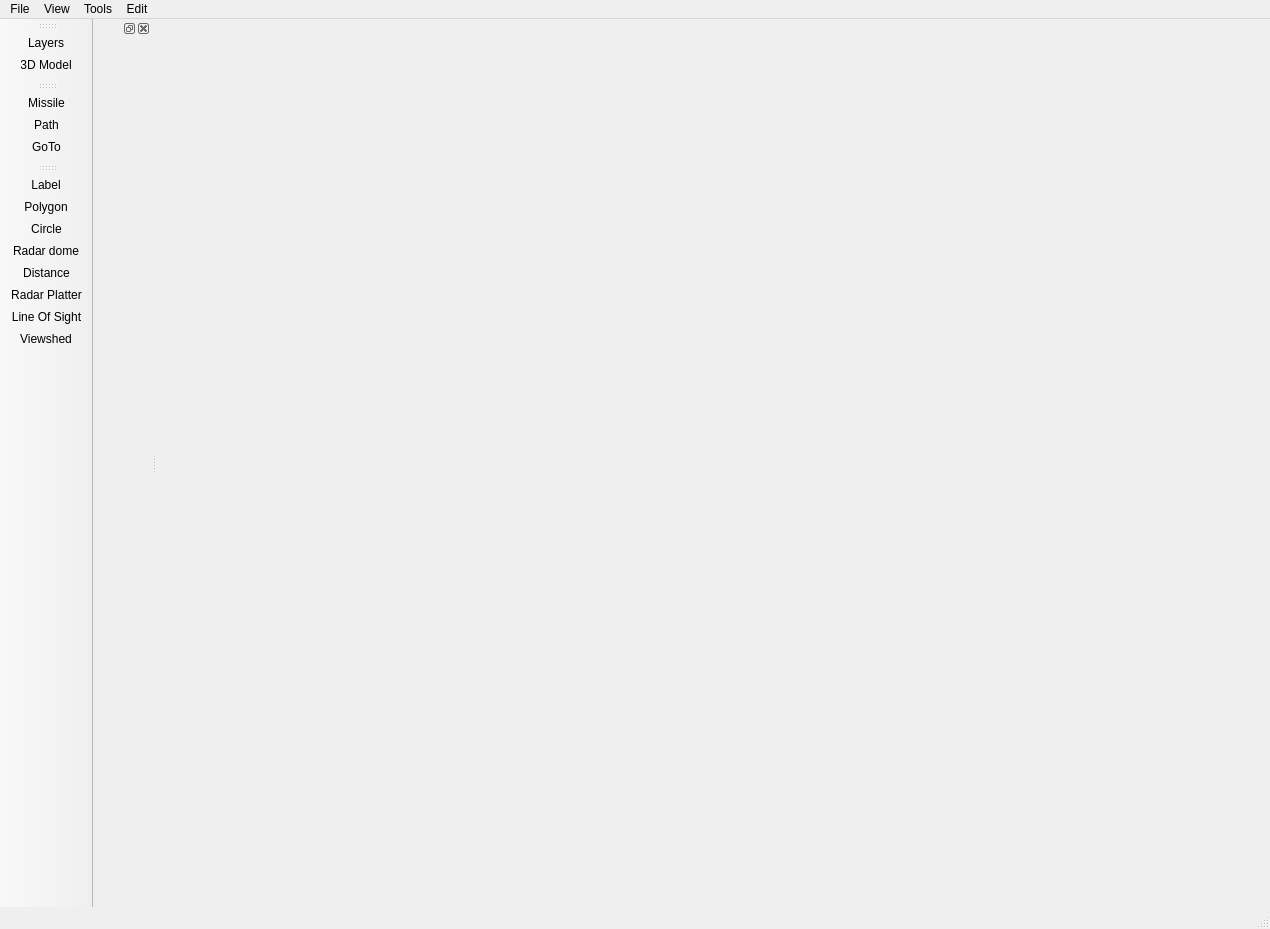
The window that mainwindow.ui (adithyahk46/GeoLayer-X) describes before a commit, drawn with Qt 5.
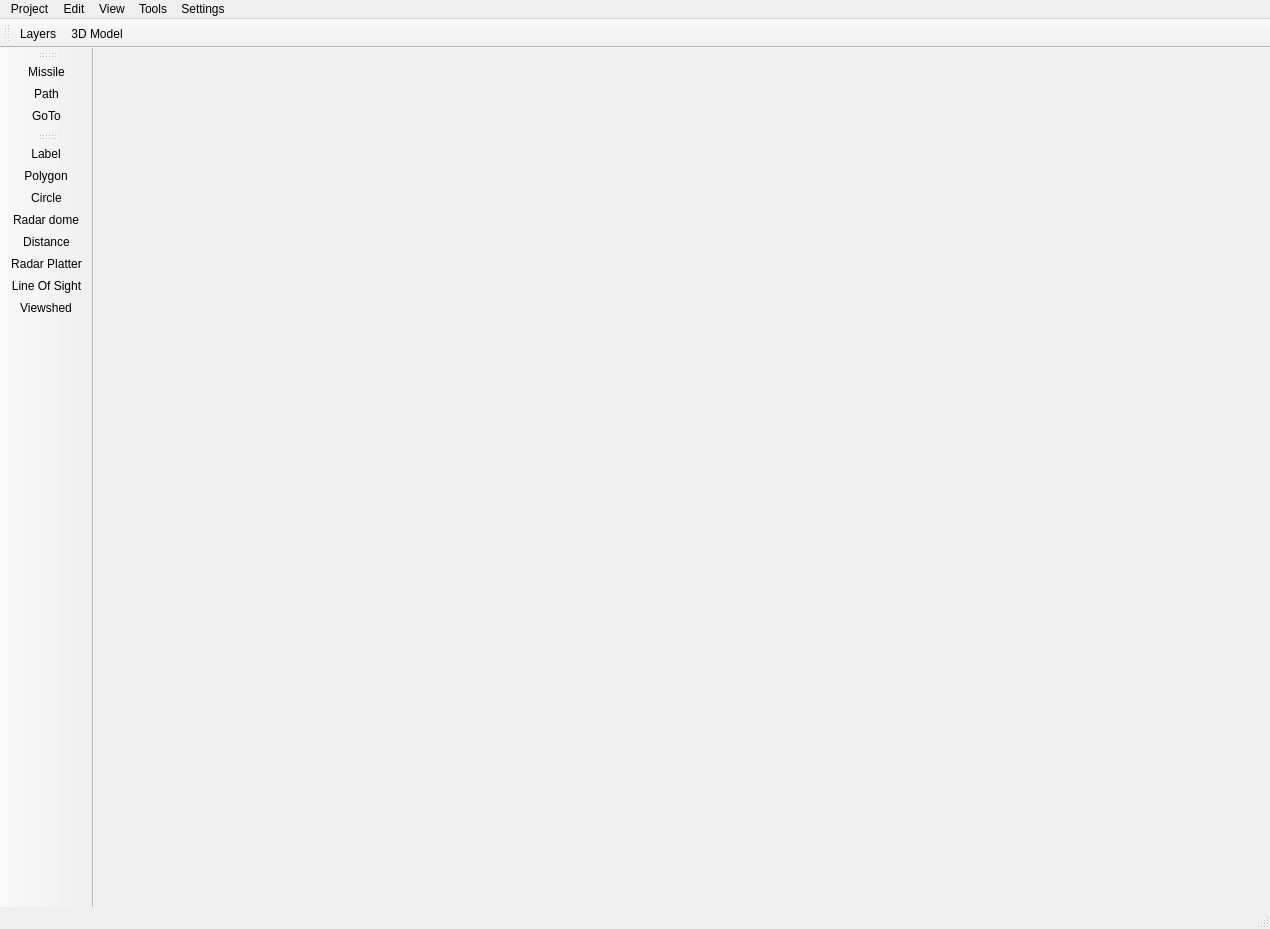
The same window after the commit. Icons and pictures are not drawn.

```diff
--- a/mainwindow.ui
+++ b/mainwindow.ui
@@ -25,19 +25,7 @@
   <property name="toolButtonStyle">
    <enum>Qt::ToolButtonStyle::ToolButtonIconOnly</enum>
   </property>
-  <widget class="QWidget" name="centralwidget">
-   <layout class="QVBoxLayout" name="verticalLayout">
-    <item>
-     <widget class="QWidget" name="widget" native="true">
-      <layout class="QHBoxLayout" name="horizontalLayout_4">
-       <item>
-        <layout class="QHBoxLayout" name="horizontalLayout_3"/>
-       </item>
-      </layout>
-     </widget>
-    </item>
-   </layout>
-  </widget>
+  <widget class="QWidget" name="centralwidget"/>
   <widget class="QMenuBar" name="menubar">
    <property name="geometry">
     <rect>
@@ -55,7 +43,7 @@
    </property>
    <widget class="QMenu" name="menuFile">
     <property name="title">
-     <string>File</string>
+     <string>Project</string>
     </property>
     <addaction name="actionLoad_Layers"/>
    </widget>
@@ -87,10 +75,16 @@
      <string>Edit</string>
     </property>
    </widget>
+   <widget class="QMenu" name="menusetting">
+    <property name="title">
+     <string>Settings</string>
+    </property>
+   </widget>
    <addaction name="menuFile"/>
+   <addaction name="menuEdit"/>
    <addaction name="menuView"/>
    <addaction name="menuTools"/>
-   <addaction name="menuEdit"/>
+   <addaction name="menusetting"/>
   </widget>
   <widget class="QStatusBar" name="statusbar">
    <property name="maximumSize">
@@ -100,71 +94,12 @@
     </size>
    </property>
   </widget>
-  <widget class="QDockWidget" name="dockWidget">
-   <property name="allowedAreas">
-    <set>Qt::DockWidgetArea::AllDockWidgetAreas</set>
-   </property>
-   <attribute name="dockWidgetArea">
-    <number>1</number>
-   </attribute>
-   <widget class="QWidget" name="dockWidgetContents">
-    <layout class="QHBoxLayout" name="horizontalLayout">
-     <property name="leftMargin">
-      <number>0</number>
-     </property>
-     <property name="topMargin">
-      <number>0</number>
-     </property>
-     <property name="rightMargin">
-      <number>0</number>
-     </property>
-     <property name="bottomMargin">
-      <number>0</number>
-     </property>
-     <item>
-      <widget class="QStackedWidget" name="stackedWidget">
-       <property name="font">
-        <font>
-         <pointsize>10</pointsize>
-        </font>
-       </property>
-       <property name="lineWidth">
-        <number>1</number>
-       </property>
-       <property name="currentIndex">
-        <number>0</number>
-       </property>
-       <widget class="QWidget" name="legengs_page">
-        <property name="acceptDrops">
-         <bool>true</bool>
-        </property>
-        <layout class="QVBoxLayout" name="verticalLayout_2">
-         <property name="leftMargin">
-          <number>0</number>
-         </property>
-         <property name="topMargin">
-          <number>0</number>
-         </property>
-         <property name="rightMargin">
-          <number>0</number>
-         </property>
-         <property name="bottomMargin">
-          <number>0</number>
-         </property>
-        </layout>
-       </widget>
-       <widget class="QWidget" name="Controls"/>
-      </widget>
-     </item>
-    </layout>
-   </widget>
-  </widget>
   <widget class="QToolBar" name="toolbar_layers">
    <property name="windowTitle">
     <string>toolBar</string>
    </property>
    <attribute name="toolBarArea">
-    <enum>LeftToolBarArea</enum>
+    <enum>TopToolBarArea</enum>
    </attribute>
    <attribute name="toolBarBreak">
     <bool>false</bool>
```
Left out of the diff: 44 changed lines with no effect on the pictures.
